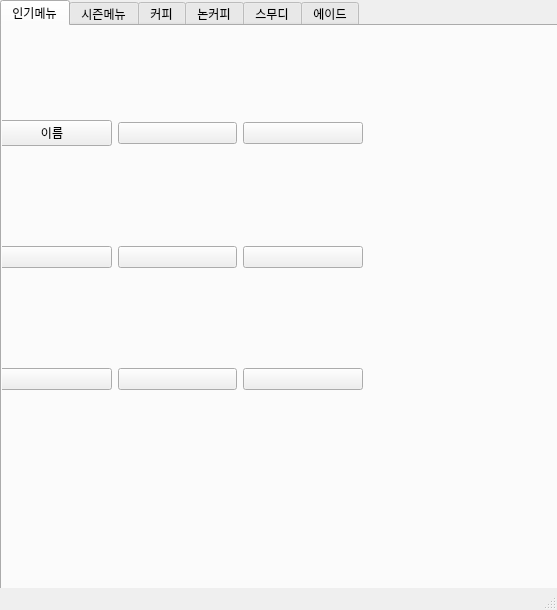
This is ui/menu.ui in BSEom/miniP_kiosk as Qt 5 draws it before an edit. The edited form follows.
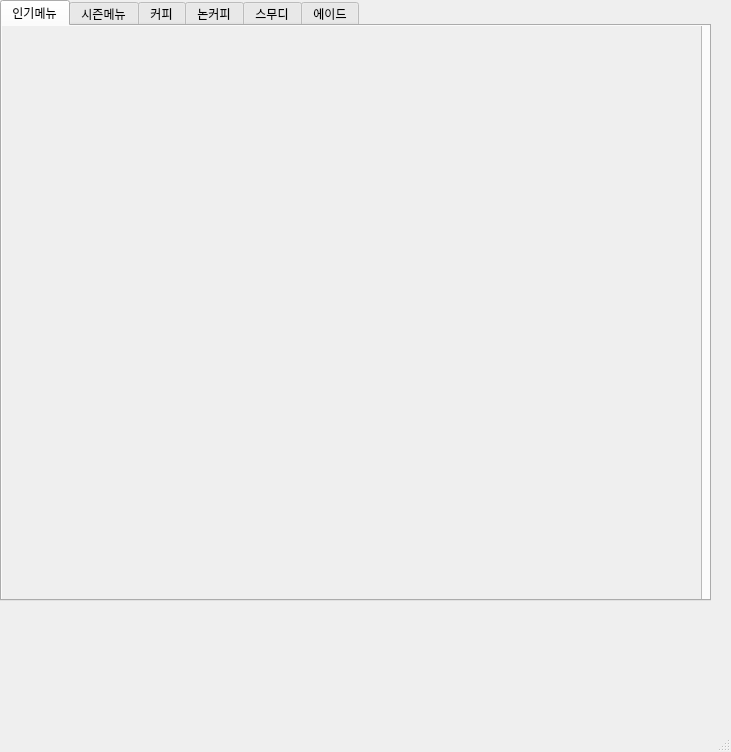
This is the edited form.

Commit message: menu_window 스크롤

```diff
--- a/ui/menu.ui
+++ b/ui/menu.ui
@@ -6,8 +6,8 @@
    <rect>
     <x>0</x>
     <y>0</y>
-    <width>557</width>
-    <height>610</height>
+    <width>731</width>
+    <height>752</height>
    </rect>
   </property>
   <property name="windowTitle">
@@ -25,7 +25,7 @@
      <rect>
       <x>0</x>
       <y>0</y>
-      <width>561</width>
+      <width>711</width>
       <height>601</height>
      </rect>
     </property>
@@ -36,80 +36,39 @@
      <attribute name="title">
       <string>인기메뉴</string>
      </attribute>
-     <widget class="QWidget" name="gridLayoutWidget_8">
+     <widget class="QScrollArea" name="scrollArea">
       <property name="geometry">
        <rect>
-        <x>-10</x>
-        <y>0</y>
-        <width>371</width>
-        <height>461</height>
+        <x>-1</x>
+        <y>-1</y>
+        <width>701</width>
+        <height>581</height>
        </rect>
       </property>
-      <layout class="QGridLayout" name="gridLayout_8">
-       <item row="3" column="2">
-        <widget class="QPushButton" name="popular4">
-         <property name="text">
-          <string/>
-         </property>
-        </widget>
-       </item>
-       <item row="3" column="3">
-        <widget class="QPushButton" name="popular5">
-         <property name="text">
-          <string/>
-         </property>
-        </widget>
-       </item>
-       <item row="3" column="4">
-        <widget class="QPushButton" name="popular6">
-         <property name="text">
-          <string/>
-         </property>
-        </widget>
-       </item>
-       <item row="4" column="2">
-        <widget class="QPushButton" name="popular7">
-         <property name="text">
-          <string/>
-         </property>
-        </widget>
-       </item>
-       <item row="4" column="4">
-        <widget class="QPushButton" name="popular9">
-         <property name="text">
-          <string/>
-         </property>
-        </widget>
-       </item>
-       <item row="4" column="3">
-        <widget class="QPushButton" name="popular8">
-         <property name="text">
-          <string/>
-         </property>
-        </widget>
-       </item>
-       <item row="2" column="3">
-        <widget class="QPushButton" name="popular2">
-         <property name="text">
-          <string/>
-         </property>
-        </widget>
-       </item>
-       <item row="2" column="2">
-        <widget class="QPushButton" name="popular1">
-         <property name="text">
-          <string>이름</string>
-         </property>
-        </widget>
-       </item>
-       <item row="2" column="4">
-        <widget class="QPushButton" name="popular3">
-         <property name="text">
-          <string/>
-         </property>
-        </widget>
-       </item>
-      </layout>
+      <property name="widgetResizable">
+       <bool>true</bool>
+      </property>
+      <widget class="QWidget" name="scrollAreaWidgetContents">
+       <property name="geometry">
+        <rect>
+         <x>0</x>
+         <y>0</y>
+         <width>699</width>
+         <height>579</height>
+        </rect>
+       </property>
+       <widget class="QWidget" name="gridLayoutWidget_8">
+        <property name="geometry">
+         <rect>
+          <x>0</x>
+          <y>0</y>
+          <width>371</width>
+          <height>371</height>
+         </rect>
+        </property>
+        <layout class="QGridLayout" name="gridLayout_8"/>
+       </widget>
+      </widget>
      </widget>
     </widget>
     <widget class="QWidget" name="tab_2">
```
Left out of the diff: 2 changed lines with no effect on the pictures. The commit also changes 6 other files.
